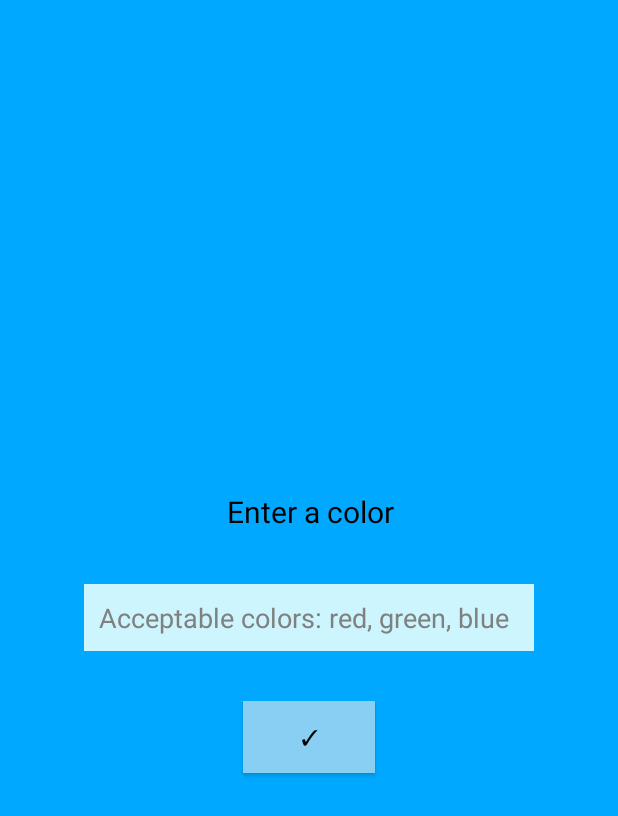
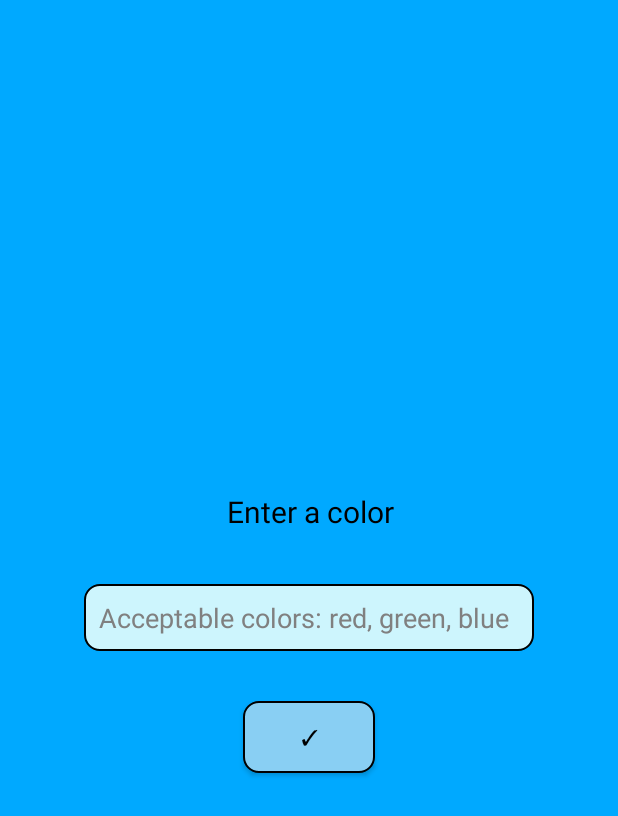
Before and after one commit to IvanKolominskiy/hse-android-lab-1, an Android app: the screen it shows after launch (MainActivity), on a phone screen of 412 x 824 dp. Shown: the top 816 px of the screen. Run offline under Robolectric (Android 15) with nearby library versions, the phone set to English and light mode, and no system bars.

Commit message:
App has been redesigned

```diff
--- /dev/null
+++ b/app/src/main/res/drawable/accept_button_background.xml
@@ -0,0 +1,12 @@
+<?xml version="1.0" encoding="utf-8"?>
+<selector xmlns:android="http://schemas.android.com/apk/res/android">
+
+    <item>
+        <shape android:shape="rectangle">
+            <solid android:color="@color/accept_button_background_color" />
+            <corners android:radius="10dp" />
+            <stroke android:width="1dp" android:color="@color/black" />
+        </shape>
+    </item>
+
+</selector>
--- /dev/null
+++ b/app/src/main/res/drawable/edit_text_background.xml
@@ -0,0 +1,12 @@
+<?xml version="1.0" encoding="utf-8"?>
+<selector xmlns:android="http://schemas.android.com/apk/res/android">
+
+    <item>
+        <shape android:shape="rectangle">
+            <solid android:color="@color/edit_text_background_color" />
+            <corners android:radius="10dp" />
+            <stroke android:width="1dp" android:color="@color/black" />
+        </shape>
+    </item>
+
+</selector>
--- a/app/src/main/res/layout/main_activity.xml
+++ b/app/src/main/res/layout/main_activity.xml
@@ -21,13 +21,13 @@
         android:layout_height="wrap_content"
         android:layout_centerHorizontal="true"
         android:layout_centerVertical="true"
-        android:background="@color/edit_text_background_color"
+        android:background="@drawable/edit_text_background"
         android:hint="@string/edit_text_hint"
+        android:importantForAutofill="no"
         android:inputType="text"
         android:padding="10dip"
         android:textColor="@color/black"
-        android:textColorHint="@color/hint_color"
-        android:importantForAutofill="no" />
+        android:textColorHint="@color/hint_color" />
 
     <Button
         android:id="@+id/accept_button"
@@ -37,7 +37,7 @@
         android:layout_alignBottom="@id/edit_text"
         android:layout_marginStart="106dp"
         android:layout_marginBottom="-81dp"
-        android:background="@color/button_background_color"
+        android:background="@drawable/accept_button_background"
         android:text="@string/button_text"
         android:textColor="@color/black" />
 
--- a/app/src/main/res/layout/second_activity.xml
+++ b/app/src/main/res/layout/second_activity.xml
@@ -1,13 +1,14 @@
 <?xml version="1.0" encoding="utf-8"?>
 <RelativeLayout xmlns:android="http://schemas.android.com/apk/res/android"
+    android:id="@+id/second_activity_relative_layout"
     android:layout_width="match_parent"
-    android:layout_height="match_parent"
-    android:id="@+id/second_activity_relative_layout">
+    android:layout_height="match_parent">
 
     <Button
         android:id="@+id/back_button"
         android:layout_width="wrap_content"
         android:layout_height="wrap_content"
+        android:background="@drawable/back_button_background"
         android:drawableStart="@drawable/back_icon" />
 
 </RelativeLayout>
--- a/app/src/main/res/values/colors.xml
+++ b/app/src/main/res/values/colors.xml
@@ -10,7 +10,7 @@
     <color name="main_activity_background_color">#FF00A9FF</color>
     <color name="edit_text_background_color">#FFCDF5FD</color>
     <color name="hint_color">#FF808080</color>
-    <color name="button_background_color">#FF89CFF3</color>
+    <color name="accept_button_background_color">#FF89CFF3</color>
     <color name="green">#FF008000</color>
     <color name="red">#FFFF0000</color>
     <color name="blue">#FF0000FF</color>
```
Also changed, not shown: app/src/main/res/drawable/back_button_background.xml (added, +12 -0 lines), app/src/main/res/drawable/back_icon.xml (+10 -4 lines).
